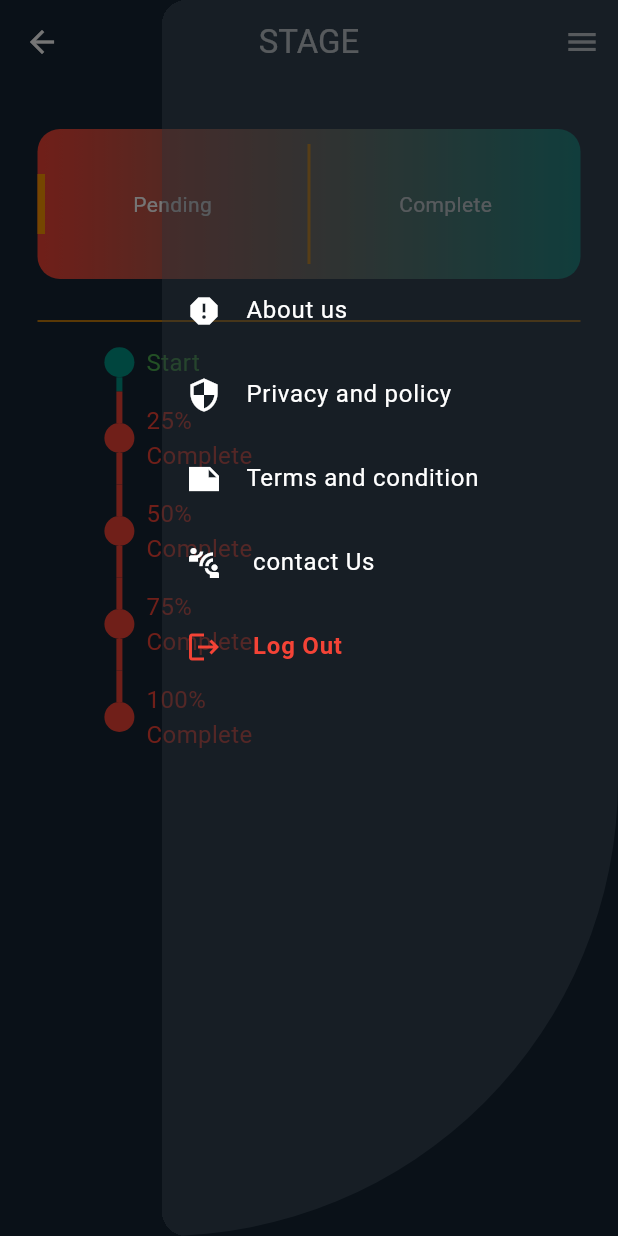
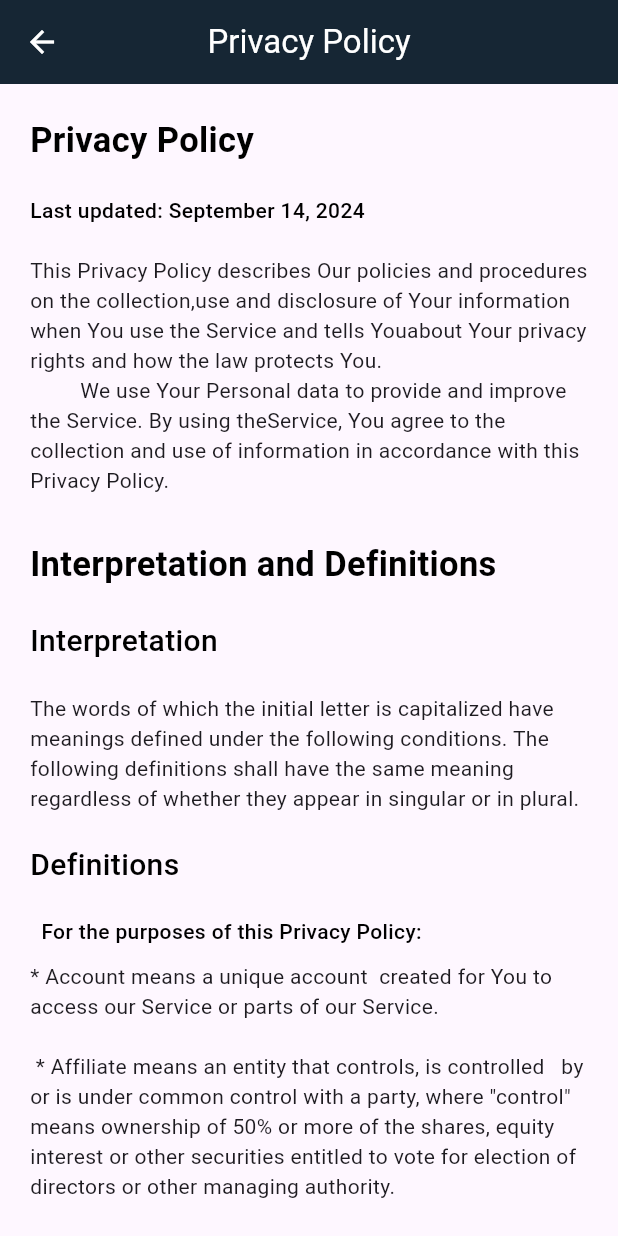
Before and after one commit to vinayakmdas/staffproject, a Flutter app: the Settings screen opened directly, in the side drawer, after a tap on "Privacy and policy", on a phone screen of 412 x 824 dp. Run offline on Flutter 3.47's test engine with Material 3 defaults, Android fonts, the phone set to English and light mode, and no system bars; drawn by our look-alikes of timeline_tile; our stand-ins replace dotted_border, file_picker, google_fonts, google_nav_bar, hive_flutter, iconsax_flutter and 2 more; missing offline and left inert: pdfx; accounts and stored records are empty.

Commit message:
before acessing call

```diff
--- /dev/null
+++ b/lib/drawer/drawer.dart
@@ -0,0 +1,235 @@
+import 'package:flutter/material.dart';
+import 'package:staff/custum/textcostom.dart';
+import 'package:url_launcher/url_launcher.dart';
+
+class Privacy_policy extends StatelessWidget {
+  const Privacy_policy({super.key});
+
+  @override
+  Widget build(BuildContext context) {
+    int a =8848561548;
+    return  Scaffold(
+      appBar: AppBar(
+        foregroundColor: Colors.white,
+        title: const Apptext("Privacy Policy", ),
+        centerTitle: true,
+        backgroundColor:  const Color.fromRGBO(22, 38, 52, 1),
+      ),
+      body:  const SingleChildScrollView(
+        child: Padding(
+
+          padding: EdgeInsets.only(left: 20,right: 20),
+          child: Column(
+            children: [
+              SizedBox(height: 21,),
+                   Row(
+                    children: [
+                         Apptext("Privacy Policy",fontSize: 23,Colors: Color.fromRGBO(0, 0, 0, 1), fontweight: FontWeight.bold,)
+                    ],
+                   )
+                   ,SizedBox( height: 20,)
+                  , Row(
+                    children: [
+                         Apptext("Last updated: September 14, 2024",fontSize:14,Colors: Color.fromRGBO(0, 0, 0, 1),fontweight: FontWeight.w500,)
+                    ],
+                   ),
+                   SizedBox(height: 20,)
+                   ,Apptext('''This Privacy Policy describes Our policies and procedures on the collection,use and disclosure of Your information when You use the Service and tells Youabout Your privacy rights and how the law protects You.
+         We use Your Personal data to provide and improve the Service. By using theService, You agree to the collection and use of information in accordance with this Privacy Policy.
+         '''),
+             SizedBox(height: 10,),
+                 Row(
+                    children: [
+                         Apptext("Interpretation and Definitions",fontSize: 23,Colors: Color.fromRGBO(0, 0, 0, 1), fontweight: FontWeight.bold,)
+                    ],
+                   ),
+                   SizedBox(height: 20,)
+                    ,Row(
+                    children: [
+                         Apptext("Interpretation ",fontSize:20,Colors: Color.fromRGBO(0, 0, 0, 1),fontweight: FontWeight.w500,)
+                    ],
+                   ),
+                   SizedBox(height: 20,),
+                   Apptext('''The words of which the initial letter is capitalized have meanings defined under the following conditions. The following definitions shall have the same meaning regardless of whether they appear in singular or in plural.
+        ''')
+                          ,Row(
+                    children: [
+                         Apptext("Definitions",fontSize:20,Colors: Color.fromRGBO(0, 0, 0, 1),fontweight: FontWeight.w500,)
+                    ],
+                   ),
+                   SizedBox(height: 20,),
+                   Row(
+                    children: [
+                         Apptext("  For the purposes of this Privacy Policy:",fontSize:14,Colors: Color.fromRGBO(0, 0, 0, 1),fontweight: FontWeight.w500,)
+                    ],
+                   ),
+                   SizedBox( height: 10),
+                Apptext('''* Account means a unique account  created for You to access our Service or parts of our Service.
+
+ * Affiliate means an entity that controls, is controlled   by or is under common control with a party, where "control" means ownership of 50% or more of the shares, equity interest or other securities entitled to vote for election of directors or other managing authority.
+
+ * Application refers to staffsphear, the software program provided by the Company.staffsphear.
+
+ * Country refers to: Kerala, India
+
+ * Device means any device that can access the Service such as a computer, a cellphone or a digital tablet.
+
+
+* Personal Data is any information that relates to an identified or  identifiable individual.
+
+
+* Service refers to the Application.
+
+* Service Provider means any natural or legal person who processes the data on behalf of the Company. It refers to third-party companies or on behalf of the Company. It refers to third-party companies or individuals employed by the Company to facilitate the Service, to provide the Service on behalf of the Company, to perform services related to the Service or to assist the Company in analyzing how the Service is used.
+
+* Usage Data refers to data collected automatically, either generated by the use of the Service or from the Service infrastructure itself (for example,the duration of a page visit).
+
+* You means the individual accessing or using the Service, or the company, or other legal entity on behalf of which such individual is accessing or using the Service, as applicable.''')
+ ,SizedBox(height: 20,),
+  Row(
+   children: [
+            Apptext("collecting and Using Your Personal Data",fontSize: 18,Colors: Color.fromRGBO(0, 0, 0, 1), fontweight: FontWeight.bold,)
+     ],
+     ),
+     SizedBox(height: 20,),
+      Row(
+     children: [
+               Apptext("Use Data",fontSize:20,Colors: Color.fromRGBO(0, 0, 0, 1),fontweight: FontWeight.w500,)
+                    ],
+                   ),
+                   SizedBox(height: 20,),
+                   Apptext('''Usage Data is collected automatically when using the Service.
+
+Usage Data may include information such as Your Device's Internet Protocoladdress (e.g. IP address), browser type, browser version, the pages of ourService that You visit, the time and date of Your visit, the time spent onthose pages, unique device identifiers and other diagnostic data.
+
+When You access the Service by or through a mobile device, We may collectcertain information automatically, including, but not limited to, the type ofmobile device You use, Your mobile device unique ID, the IP address of Yourmobile device, Your mobile operating system, the type of mobile Internetbrowser You use, unique device identifiers and other diagnostic data.
+
+We may also collect information that Your browser sends whenever You visit ourService or when You access the Service by or through a mobile device.''')
+,SizedBox(height: 20,),
+ Row(
+     children: [
+               Apptext('''Information Collected while Using the
+Application ''',fontSize: 18,Colors: Color.fromRGBO(0, 0, 0, 1), fontweight: FontWeight.bold,)
+                    ],
+                   ),
+
+                    SizedBox(height: 20),
+Apptext('''While using Our Application, in order to provide features of Our Application,We may collect, with Your prior permission:
+''',fontSize:20,Colors: Color.fromRGBO(0, 0, 0, 1),fontweight: FontWeight.w300,) ,SizedBox(height: 20,),
+Apptext('''* Pictures and other information from your Device's camera and photo library
+
+We use this information to provide features of Our Service, to improve andcustomize Our Service. The information may be uploaded to the Company'sservers and/or a Service Provider's server or it may be simply stored on Yourdevice.
+
+You can enable or disable access to this information at any time, through YourDevice settings.''')
+  ,SizedBox(height: 20,)
+  ,Row(
+     children: [
+               Apptext('''Use of Your Personal Data   ''',fontSize: 18,Colors: Color.fromRGBO(0, 0, 0, 1), fontweight: FontWeight.bold,)
+                    ],
+                   ),
+               SizedBox(height: 20,),
+                         Apptext("The Company may use Personal Data for the following purposes:",fontSize:16,Colors: Color.fromRGBO(0, 0, 0, 1),fontweight: FontWeight.w500,)
+                   ,SizedBox(height: 20,)
+                  ,Apptext('''* To provide and maintain our Service , including to monitor the usage of
+    our Service.
+
+* To manage Your Account: to manage Your registration as a user of theService. The Personal Data You provide can give You access to differentfunctionalities of the Service that are available to You as a registered user.
+
+* For the performance of a contract: the development, compliance andundertaking of the purchase contract for the products, items or servicesYou have purchased or of any other contract with Us through the Service.
+
+* To contact You: To contact You by email, telephone calls, SMS, or otherequivalent forms of electronic communication, such as a mobileapplication's push notifications regarding updates or informativecommunications related to the functionalities, products or contractedservices, including the security updates, when necessary or reasonable fortheir implementation.
+
+* To provide You with news, special offers and general information aboutother goods, services and events which we offer that are similar to thosethat you have already purchased or enquired about unless You have opted not to receive such information.
+
+* To manage Your requests: To attend and manage Your requests to Us.
+
+* For business transfers: We may use Your information to evaluate or conducta merger, divestiture, restructuring, reorganization, dissolution, orother sale or transfer of some or all of Our assets, whether as a goingconcern or as part of bankruptcy, liquidation, or similar proceeding, inwhich Personal Data held by Us about our Service users is among the assetstransferred.
+
+* For other purposes : We may use Your information for other purposes, suchas data analysis, identifying usage trends, determining the effectivenessof our promotional campaigns and to evaluate and improve our Service, products, services, marketing and your experience.
+'''),
+  SizedBox(height: 20,),
+  Apptext("We may share Your personal information in the following situations:",fontSize:16,Colors: Color.fromRGBO(0, 0, 0, 1),fontweight: FontWeight.w500,)
+  ,SizedBox(height: 12,),
+  Apptext('''* With Service Providers: We may share Your personal information withService Providers to monitor and analyze the use of our Service, to contact You.
+* For business transfers: We may share or transfer Your personal informationin connection with, or during negotiations of, any merger, sale of Companyassets, financing, or acquisition of all or a portion of Our business to another company.
+
+* With Affiliates: We may share Your information with Our affiliates, inwhich case we will require those affiliates to honor this Privacy Policy. Affiliates include Our parent company and any other subsidiaries, jointventure partners or other companies that We control or that are under common control with Us.
+
+* With business partners: We may share Your information with Our businesspartners to offer You certain products, services or promotions.
+
+* With other users: when You share personal information or otherwiseinteract in the public areas with other users, such information may beviewed by all users and may be publicly distributed outside.
+
+* With Your consent : We may disclose Your personal information for any other purpose with Your consent.''')
+   ,SizedBox(height: 20,),
+  Row(
+    children: [
+
+      Apptext("Retention of Your Personal Data:",fontSize:16,Colors: Color.fromRGBO(0, 0, 0, 1),fontweight: FontWeight.w500,)
+    ],
+  ),
+
+  SizedBox(height: 12,),
+  Apptext('''The Company will retain Your Personal Data only for as long as is necessaryfor the purposes set out in this Privacy Policy. We will retain and use YourPersonal Data to the extent necessary to comply with our legal obligations(for example, if we are required to retain your data to comply with applicablelaws), resolve disputes, and enforce our legal agreements and policies.
+
+The Company will also retain Usage Data for internal analysis purposes. UsageData is generally retained for a shorter period of time, except when this datais used to strengthen the security or to improve the functionality of OurService, or We are legally obligated to retain this data for longer timeperiods.''')
+
+,SizedBox(height: 20,)
+  ,Row(
+    children: [
+
+      Apptext("Transfer of Your Personal Data :",fontSize:16,Colors: Color.fromRGBO(0, 0, 0, 1),fontweight: FontWeight.w500,)
+    ],
+  ),
+
+  SizedBox(height: 12,),
+  Apptext('''''Your information, including Personal Data, is processed at the Company'soperating offices and in any other places where the parties involved in theprocessing are located. It means that this information may be transferred to —and maintained on — computers located outside of Your state, province, countryor other governmental jurisdiction where the data protection laws may differthan those from Your jurisdiction.
+
+Your consent to this Privacy Policy followed by Your submission of suchinformation represents Your agreement to that transfer.
+
+The Company will take all steps reasonably necessary to ensure that Your datais treated securely and in accordance with this Privacy Policy and no transferof Your Personal Data will take place to an organization or a country unlessthere are adequate controls in place including the security of Your data andother personal information.
+''')
+,SizedBox(height: 20,)
+  ,Row(
+    children: [
+
+      Apptext("Security of Your Personal Data ",fontSize:16,Colors: Color.fromRGBO(0, 0, 0, 1),fontweight: FontWeight.w500,)
+    ],
+  ),
+  Apptext('''The security of Your Personal Data is important to Us, but remember that nomethod of transmission over the Internet, or method of electronic storage is100% secure. While We strive to use commercially acceptable means to protectYour Personal Data, We cannot guarantee its absolute security.''')
+,SizedBox(height: 20,)
+  ,Row(
+    children: [
+
+      Apptext("changes to this Privacy Policy",fontSize:16,Colors: Color.fromRGBO(0, 0, 0, 1),fontweight: FontWeight.w500,)
+    ],
+  ),
+SizedBox(height: 12,),
+Apptext('''We may update Our Privacy Policy from time to time. We will notify You of anychanges by posting the new Privacy Policy on this page.
+
+We will let You know via email and/or a prominent notice on Our Service, priorto the change becoming effective and update the "Last updated" date at the topof this Privacy Policy.
+
+You are advised to review this Privacy Policy periodically for any changes.Changes to this Privacy Policy are effective when they are posted on thispage.''')
+
+,SizedBox(height: 20,)
+  ,Row(
+    children: [
+
+      Apptext("Contact Us",fontSize:16,Colors: Color.fromRGBO(0, 0, 0, 1),fontweight: FontWeight.w500,)
+    ],
+  ),
+  SizedBox(height: 12,)
+  ,Apptext('''If you have any questions about this Privacy Policy, You can contact us:  ''',fontSize:20,Colors: Color.fromRGBO(0, 0, 0, 1),fontweight: FontWeight.w300,) ,SizedBox(height: 20,),
+
+        Row(
+          children: [
+            Apptext(" * By phone number:")
+
+          ],
+        )
+
+],),
+        ),
+      ),
+    );
+  }
+}
--- a/lib/screen/settings.dart
+++ b/lib/screen/settings.dart
@@ -3,6 +3,7 @@ import 'package:shared_preferences/shared_preferences.dart';
 import 'package:staff/custum/dashboarditem.dart';
 
 import 'package:staff/custum/navigator.dart';
+import 'package:staff/drawer/drawer.dart';
 import 'package:staff/login%20and%20%20sign%20up/login.dart';
 import 'package:staff/model/complete_model.dart';
 import 'package:staff/model/work_model.dart';
@@ -100,7 +101,9 @@ int totalTasks = 0;
                       ),
                       title: const Text('Privacy and policy',
                           style: TextStyle(color: Colors.white)),
-                      onTap: () {}),
+                      onTap: () {
+                        navigatepush(context, Privacy_policy());
+                      }),
                   ListTile(
                       leading: const Icon(
                         Icons.note_sharp,
--- a/pubspec.yaml
+++ b/pubspec.yaml
@@ -48,6 +48,8 @@ dependencies:
   intl: ^0.17.0
   google_nav_bar: ^5.0.6
   timeline_tile: ^2.0.0
+  url_launcher: ^6.3.0
+
 
 
 dev_dependencies:
```
Also changed, not shown: pubspec.lock, 5 other files.
